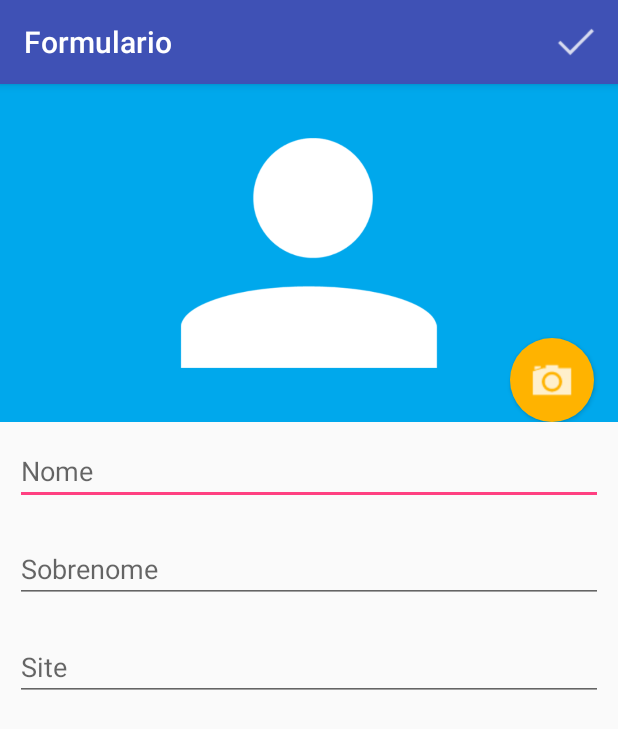
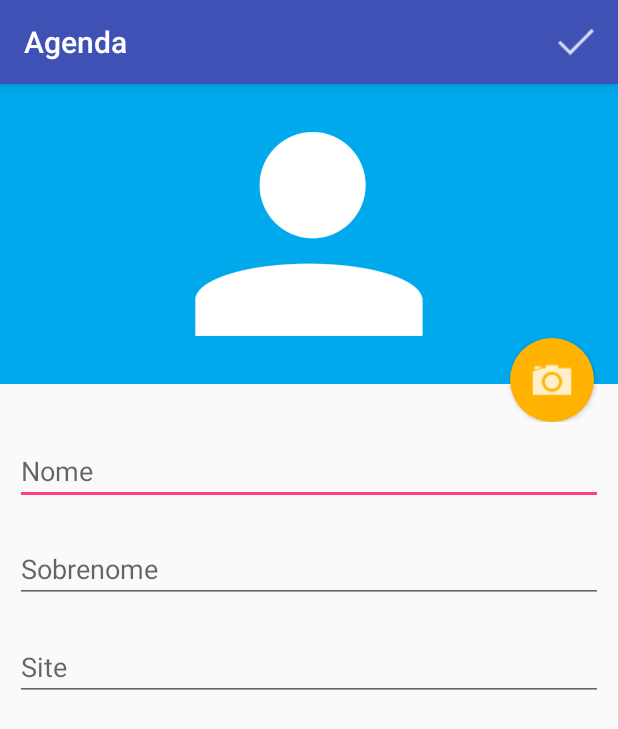
Before and after one commit to enoquefelipe/agenda, an Android app: the FormularioActivity screen opened directly, with no data from a screen before it, on a phone screen of 412 x 824 dp. Shown: the top 729 px of the screen. Run offline under Robolectric (Android 15) with nearby library versions, the phone set to English and light mode, and no system bars.

Commit message:
Fiz correções no formulário.

```diff
--- a/app/src/main/AndroidManifest.xml
+++ b/app/src/main/AndroidManifest.xml
@@ -12,11 +12,11 @@
         android:theme="@style/AppTheme">
         <activity
             android:name=".activity.FormularioActivity"
-            android:label="Formulario">
+            android:label="Agenda">
         </activity>
         <activity
             android:name=".activity.ListaAlunosActivity"
-            android:label="Lista de alunos">
+            android:label="Agenda">
             <intent-filter>
                 <action android:name="android.intent.action.MAIN" />
                 <category android:name="android.intent.category.LAUNCHER" />
--- a/app/src/main/res/drawable/fcamera.xml
+++ b/app/src/main/res/drawable/fcamera.xml
@@ -1,8 +1,9 @@
 <?xml version="1.0" encoding="utf-8"?>
 <layer-list xmlns:android="http://schemas.android.com/apk/res/android">
     <item>
-        <shape android:shape="oval">
-            <solid android:color="#ffb300" />
+        <shape
+            android:shape="oval">
+            <solid android:color="#ffb300"/>
             <padding
                 android:top="10dp"
                 android:bottom="10dp"
--- a/app/src/main/res/layout/activity_formulario.xml
+++ b/app/src/main/res/layout/activity_formulario.xml
@@ -1,7 +1,10 @@
 <?xml version="1.0" encoding="utf-8"?>
+<ScrollView
+    android:layout_width="match_parent"
+    android:layout_height="match_parent"
+    xmlns:android="http://schemas.android.com/apk/res/android" >
+
     <LinearLayout
-    xmlns:android="http://schemas.android.com/apk/res/android"
-    android:id="@+id/activity_formulario"
         android:layout_width="match_parent"
         android:layout_height="match_parent"
         android:orientation="vertical">
@@ -13,7 +16,7 @@
             <ImageView
                 android:id="@+id/formulario_foto"
                 android:layout_width="match_parent"
-            android:layout_height="match_parent"
+                android:layout_height="200dp"
                 android:src="@drawable/ic_person"
                 android:background="#00A8EC" />
 
@@ -62,3 +65,5 @@
             android:layout_alignParentEnd="true" />
 
     </LinearLayout>
+
+</ScrollView>
```
Lines whose indentation alone changed are shown as unchanged.
